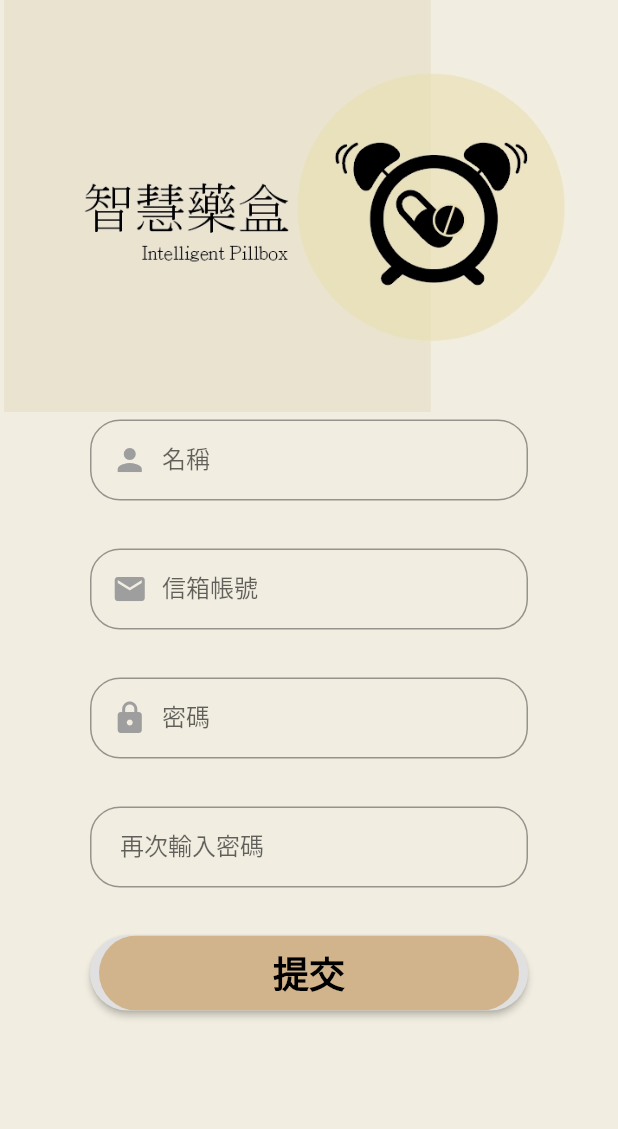
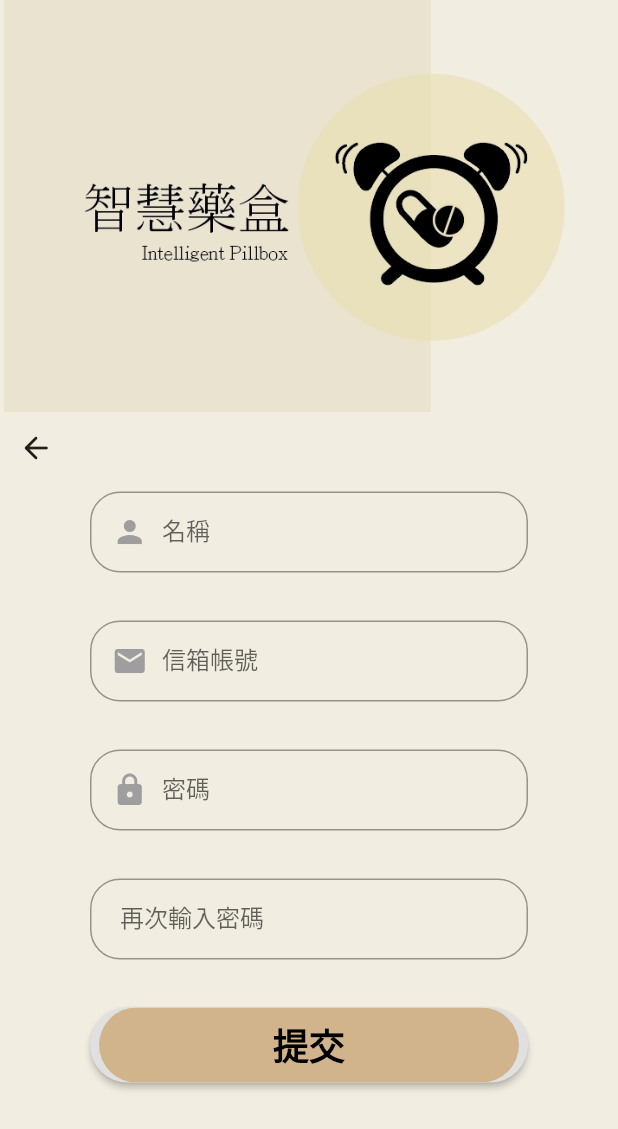
Before and after one commit to hsy-05/drug, a Flutter app: the RegisterPage screen opened directly, on a phone screen of 412 x 824 dp. Shown: the top 1129 px of the screen. Run offline on Flutter 3.47's test engine with Material 2 defaults, Android fonts, the phone set to English and light mode, and no system bars; our stand-ins replace cloud_firestore, device_info, firebase_auth, firebase_core, firebase_database, flutter_countdown_timer and 2 more; accounts and stored records are empty.

Commit message:
登入頁面更改註冊的文字顏色，註冊頁面新增返回登入的按鈕

```diff
--- a/lib/LoginPage.dart
+++ b/lib/LoginPage.dart
@@ -87,7 +87,7 @@ class _LoginPageState extends State<LoginPage> {
                 RegisterButtonText,
                 textAlign: TextAlign.center,
                 style: TextStyle(
-                  color: Colors.black54,
+                  color: Colors.black87,
                   fontSize: 18,
                 ),
               ),
@@ -117,7 +117,7 @@ class _LoginPageState extends State<LoginPage> {
             }
           },
           padding: EdgeInsets.all(0.0),
-          child: Text(LoginWithGoogle,style: TextStyle(color: Colors.black54, ),
+          child: Text(LoginWithGoogle,style: TextStyle(color: Colors.black87, ),
           ),
         ),
       ),
--- a/lib/RegisterPage.dart
+++ b/lib/RegisterPage.dart
@@ -154,8 +154,15 @@ class _RegisterPageState extends State<RegisterPage> {
                 ),
               ),
               Column(
-                mainAxisAlignment: MainAxisAlignment.center,
+                mainAxisAlignment: MainAxisAlignment.start,
+                crossAxisAlignment: CrossAxisAlignment.start,
                 children: <Widget>[
+                  IconButton(
+                    onPressed: () {
+                      Navigator.pop(context);
+                    },
+                    icon: const Icon(Icons.arrow_back_rounded),
+                  ),
                   Padding(
                     padding: const EdgeInsets.only(left: 60, right: 60),
                     child: Form(
```
